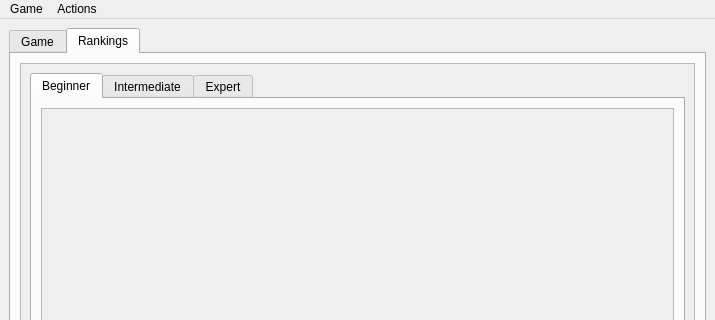
Old version of the form UiDesigner/UiDesignerFileUi/MinesweeperClone.ui in the repository pierlumanzu/HCIProject-MinesweeperClone; both pictures show x 0 to 715 and y 0 to 320 of the 715 by 501 pixel window.
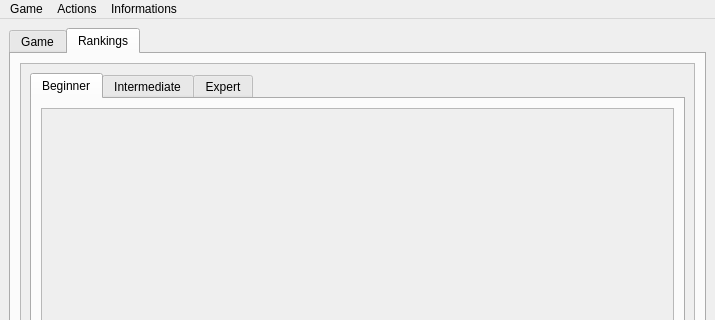
New version of the form. The open tabs and pages were chosen to show the change.

```diff
--- a/UiDesigner/UiDesignerFileUi/MinesweeperClone.ui
+++ b/UiDesigner/UiDesignerFileUi/MinesweeperClone.ui
@@ -225,8 +225,15 @@
     <addaction name="actionLoad"/>
     <addaction name="actionDelete"/>
    </widget>
+   <widget class="QMenu" name="menuInformations">
+    <property name="title">
+     <string>Informations</string>
+    </property>
+    <addaction name="actionControls"/>
+   </widget>
    <addaction name="menuGame"/>
    <addaction name="menuActions"/>
+   <addaction name="menuInformations"/>
   </widget>
   <widget class="QStatusBar" name="statusbar"/>
   <action name="actionNew">
```
Left out of the diff: 21 changed lines with no effect on the pictures.
